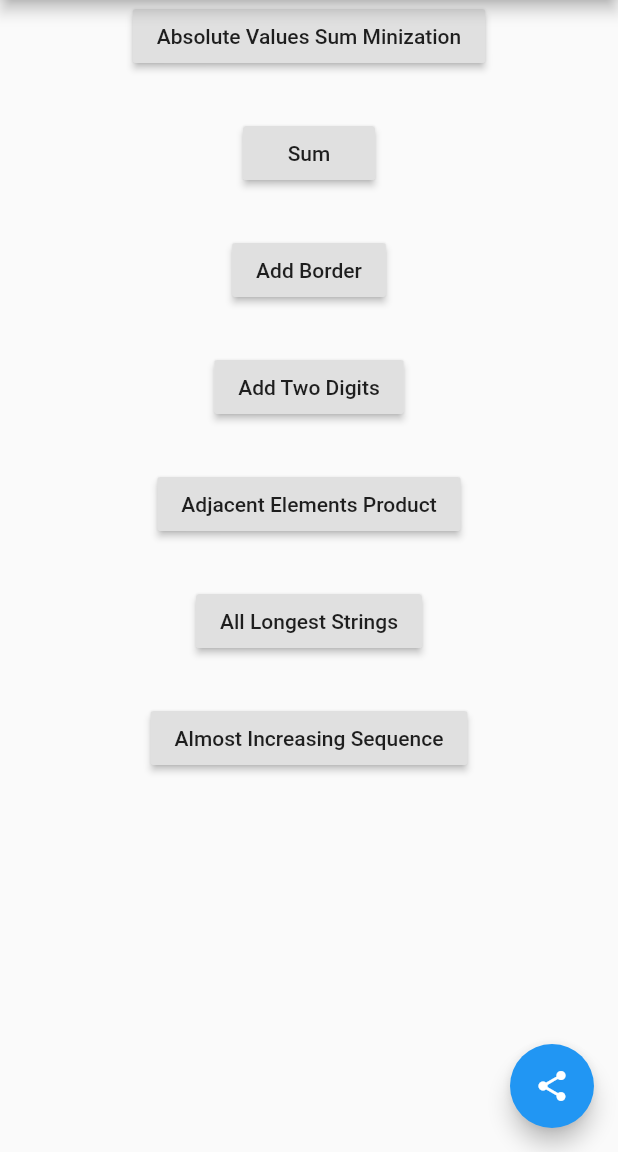
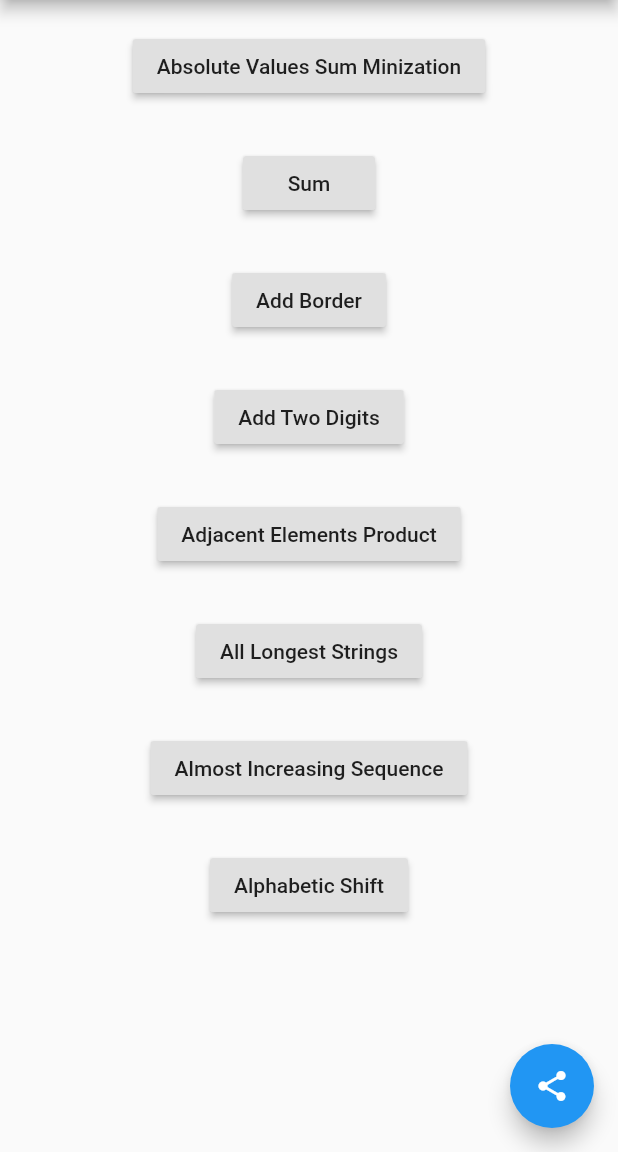
Before and after one commit to Zfinix/100-Algorithms-in-Flutter, a Flutter app: the screen it shows after launch, on a phone screen of 412 x 824 dp, the part 84-1236 px from its top. Run offline on Flutter 3.47's test engine with Material 2 defaults, Android fonts, the phone set to English and light mode, and no system bars.

Commit message:
finished algorithm 8

```diff
--- /dev/null
+++ b/lib/algo8.dart
@@ -0,0 +1,25 @@
+import 'package:flutter/material.dart';
+
+class AlphabeticShift {
+  static RaisedButton init = RaisedButton(
+    onPressed: () {
+      print(alphabeticShift('crazy'));
+    },
+    child: Text('Alphabetic Shift'),
+  );
+
+  static final alphabet = ('abcdefghijklmnopqrstuvwxyz').split('');
+
+  static dynamic alphabeticShift(inputString) {
+    var string = inputString.split('').map((char) {
+      var n = alphabet.indexOf(char);
+      print(n);
+
+      return (alphabet[n + 1].length <= alphabet.length)
+          ? alphabet[n + 1]
+          : 'a';
+    }).join('');
+
+    return string;
+  }
+}
--- a/lib/main.dart
+++ b/lib/main.dart
@@ -5,6 +5,7 @@ import 'package:algos_100/algo4.dart';
 import 'package:algos_100/algo5.dart';
 import 'package:algos_100/algo6.dart';
 import 'package:algos_100/algo7.dart';
+import 'package:algos_100/algo8.dart';
 import 'package:algos_100/util/margin_utils.dart';
 import 'package:flutter/material.dart';
 
@@ -39,7 +40,10 @@ class _MyHomePageState extends State<MyHomePage> {
       body: Center(
         child: ListView(
           children: <Widget>[
-            Column(
+            Padding(
+              padding: const EdgeInsets.symmetric(vertical: 20.0),
+              child: Column(
+                mainAxisAlignment: MainAxisAlignment.center,
                 children: <Widget>[
                   AbsoluteValuesSumMinization.init,
                   MarginUtils.mg,
@@ -53,9 +57,11 @@ class _MyHomePageState extends State<MyHomePage> {
                   MarginUtils.mg,
                   AllLongestStrings.init,
                   MarginUtils.mg,
-                AlmostIncreasingSequence.init
-
+                  AlmostIncreasingSequence.init,
+                  MarginUtils.mg,
+                  AlphabeticShift.init
                 ],
+              ),
             ),
           ],
         ),
```
Lines whose indentation alone changed are shown as unchanged.
